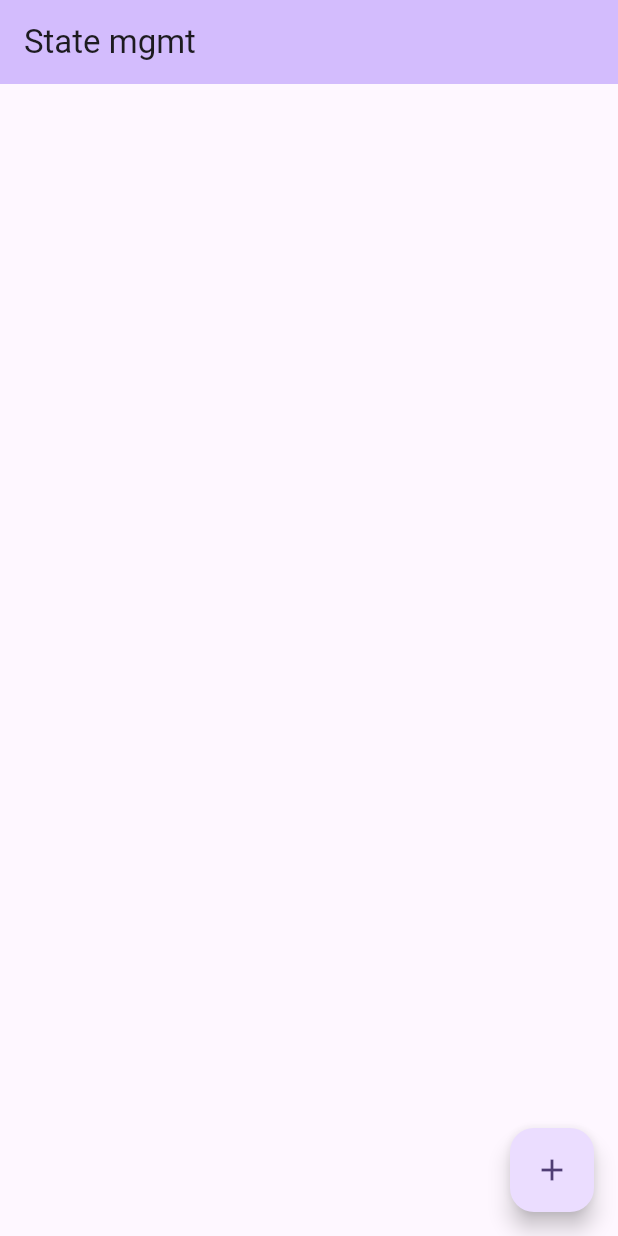
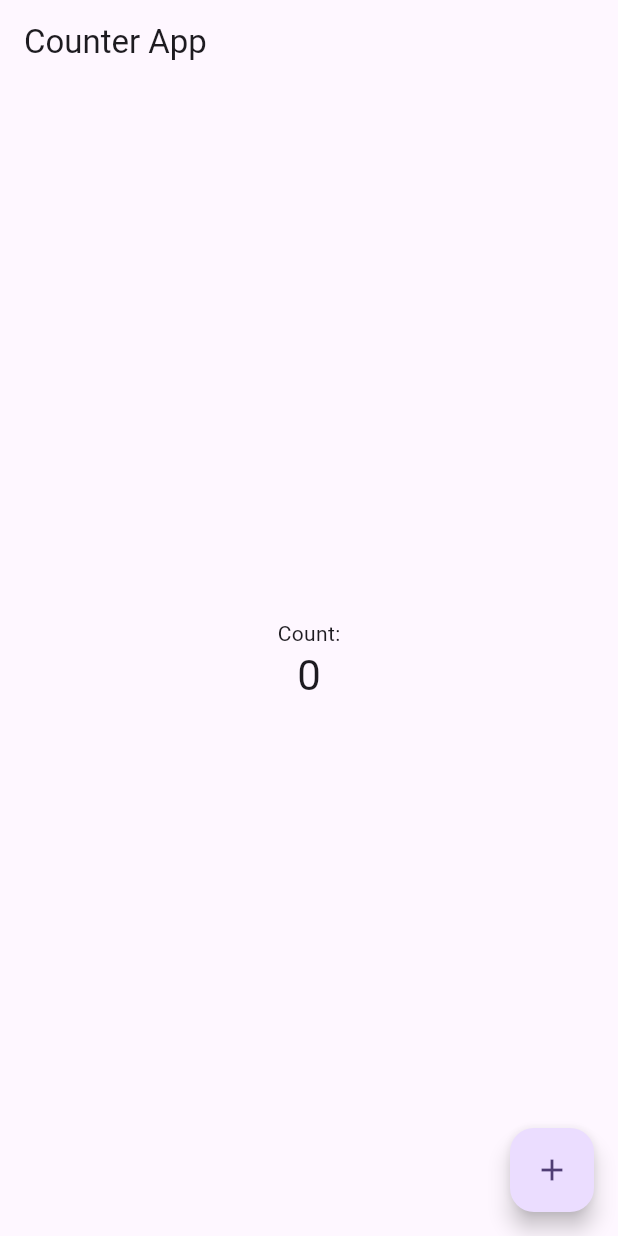
Before and after one commit to ClementPeter/flutter_state_mgmt, a Flutter app: the screen it shows after launch, on a phone screen of 412 x 824 dp. Run offline on Flutter 3.47's test engine with Material 3 defaults, Android fonts, the phone set to English and light mode, and no system bars.

Commit message:
state_mgmt

```diff
--- /dev/null
+++ b/state_mgmt/value_notifier/lib/counter_app/couter_app.dart
@@ -0,0 +1,64 @@
+import 'package:flutter/material.dart';
+import 'package:value_notifier/counter_app/couter_value_notifier.dart';
+
+class CounterApp extends StatefulWidget {
+  const CounterApp({super.key});
+
+  @override
+  State<CounterApp> createState() => _CounterAppState();
+}
+
+class _CounterAppState extends State<CounterApp> {
+  //ValueNotifier object instance
+  final Counter counter = Counter();
+
+  @override
+  Widget build(BuildContext context) {
+    print('Build got triggered');
+    return Scaffold(
+      appBar: AppBar(
+        title: const Text('Counter App'),
+      ),
+      body: Center(
+        child: Column(
+          mainAxisAlignment: MainAxisAlignment.center,
+          children: <Widget>[
+            const Text(
+              'Count:',
+            ),
+            // ValueListenableBuilder<int>(
+            //   valueListenable: counter.count,
+            //   builder: (BuildContext context, int value, child) {
+            //     return Text(
+            //       '$value',
+            //       style: Theme.of(context).textTheme.headlineMedium,
+            //     );
+            //   },
+            // ),
+            ValueListenableBuilder(
+              valueListenable: counter.count,
+              builder: (context, value, child) {
+                return Text(
+                  '$value',
+                  style: Theme.of(context).textTheme.headlineMedium,
+                );
+              },
+            )
+          ],
+        ),
+      ),
+      floatingActionButton: FloatingActionButton(
+        onPressed: () {
+          // setState(() {
+          //   counter.incrementCount();
+          // });
+
+          //works with or w/o setstate aint useful here (BETTER)
+          counter.incrementCount();
+        },
+        tooltip: 'Increment',
+        child: const Icon(Icons.add),
+      ),
+    );
+  }
+}
--- /dev/null
+++ b/state_mgmt/value_notifier/lib/counter_app/couter_value_notifier.dart
@@ -0,0 +1,10 @@
+import 'package:flutter/material.dart';
+
+class Counter {
+  final ValueNotifier<int> count = ValueNotifier(0);
+
+  void incrementCount() {
+    //count.value++;
+    count.value = count.value + 1;
+  }
+}
--- a/state_mgmt/value_notifier/lib/main.dart
+++ b/state_mgmt/value_notifier/lib/main.dart
@@ -1,8 +1,108 @@
+// import 'package:flutter/material.dart';
+// import 'package:value_notifier/contact_app/contact_book.dart';
+// import 'package:value_notifier/contact_app/new_contact_view.dart';
+
+// /* Contact APP main.dart */
+// void main() {
+//   runApp(const MyApp());
+// }
+
+// class MyApp extends StatelessWidget {
+//   const MyApp({super.key});
+
+//   @override
+//   Widget build(BuildContext context) {
+//     return MaterialApp(
+//       title: 'Flutter Demo',
+//       theme: ThemeData(
+//         colorScheme: ColorScheme.fromSeed(seedColor: Colors.deepPurple),
+//         useMaterial3: true,
+//       ),
+//       home: const MyHomePage(title: 'State mgmt'),
+//       routes: {
+//         '/new-contact': (context) => const NewContactView(),
+//       },
+//     );
+//   }
+// }
+
+// class MyHomePage extends StatefulWidget {
+//   const MyHomePage({super.key, required this.title});
+
+//   final String title;
+
+//   @override
+//   State<MyHomePage> createState() => _MyHomePageState();
+// }
+
+// class _MyHomePageState extends State<MyHomePage> {
+//   final contactBook = ContactBook();
+
+//   @override
+//   Widget build(BuildContext context) {
+//     return Scaffold(
+//       appBar: AppBar(
+//         backgroundColor: Theme.of(context).colorScheme.inversePrimary,
+//         title: Text(widget.title),
+//       ),
+//       body: ValueListenableBuilder(
+//         valueListenable: ContactBook(),
+//         builder: (context, value, child) {
+//           final contacts = value;
+//           return ListView.builder(
+//             itemCount: contacts.length,
+//             itemBuilder: (context, index) {
+//               final contact = contacts[index];
+
+//               return Padding(
+//                 padding: const EdgeInsets.all(8.0),
+//                 child: Dismissible(
+//                   key: ValueKey(contact.id),
+//                   background: Container(color: Colors.red),
+//                   onDismissed: (direction) {
+//                     //value.remove(contact);
+//                     ContactBook().remove(contact: contact);
+//                   },
+//                   child: ListTile(
+//                     title: Text(contact.name),
+//                     tileColor: Colors.grey,
+//                   ),
+//                 ),
+//               );
+//             },
+//           );
+//         },
+//       ),
+//       floatingActionButton: FloatingActionButton(
+//         onPressed: () {
+//           Navigator.of(context).pushNamed('/new-contact');
+//         },
+//         tooltip: 'Increment',
+//         child: const Icon(Icons.add),
+//       ),
+//     );
+//   }
+// }
+
+//
+//
+//
+//
+//
+//
+//
+//
+//
+//
+//
+//
+//
+//
+//
 import 'package:flutter/material.dart';
-import 'package:value_notifier/contact_app/contact_book.dart';
-import 'package:value_notifier/contact_app/new_contact_view.dart';
+import 'package:value_notifier/counter_app/couter_app.dart';
 
-/* Contact APP main.dart */
+/* Counter App main.dart */
 void main() {
   runApp(const MyApp());
 }
@@ -18,68 +118,7 @@ class MyApp extends StatelessWidget {
         colorScheme: ColorScheme.fromSeed(seedColor: Colors.deepPurple),
         useMaterial3: true,
       ),
-      home: const MyHomePage(title: 'State mgmt'),
-      routes: {
-        '/new-contact': (context) => const NewContactView(),
-      },
+      home: const CounterApp(),
     );
   }
 }
-
-class MyHomePage extends StatefulWidget {
-  const MyHomePage({super.key, required this.title});
-
-  final String title;
-
-  @override
-  State<MyHomePage> createState() => _MyHomePageState();
-}
-
-class _MyHomePageState extends State<MyHomePage> {
-  final contactBook = ContactBook();
-
-  @override
-  Widget build(BuildContext context) {
-    return Scaffold(
-      appBar: AppBar(
-        backgroundColor: Theme.of(context).colorScheme.inversePrimary,
-        title: Text(widget.title),
-      ),
-      body: ValueListenableBuilder(
-        valueListenable: ContactBook(),
-        builder: (context, value, child) {
-          final contacts = value;
-          return ListView.builder(
-            itemCount: contacts.length,
-            itemBuilder: (context, index) {
-              final contact = contacts[index];
-
-              return Padding(
-                padding: const EdgeInsets.all(8.0),
-                child: Dismissible(
-                  key: ValueKey(contact.id),
-                  background: Container(color: Colors.red),
-                  onDismissed: (direction) {
-                    //value.remove(contact);
-                    ContactBook().remove(contact: contact);
-                  },
-                  child: ListTile(
-                    title: Text(contact.name),
-                    tileColor: Colors.grey,
-                  ),
-                ),
-              );
-            },
-          );
-        },
-      ),
-      floatingActionButton: FloatingActionButton(
-        onPressed: () {
-          Navigator.of(context).pushNamed('/new-contact');
-        },
-        tooltip: 'Increment',
-        child: const Icon(Icons.add),
-      ),
-    );
-  }
-}
```
Also changed, not shown: state_mgmt/value_notifier/lib/contact_app/contact_book.dart (+61 -61 lines).
